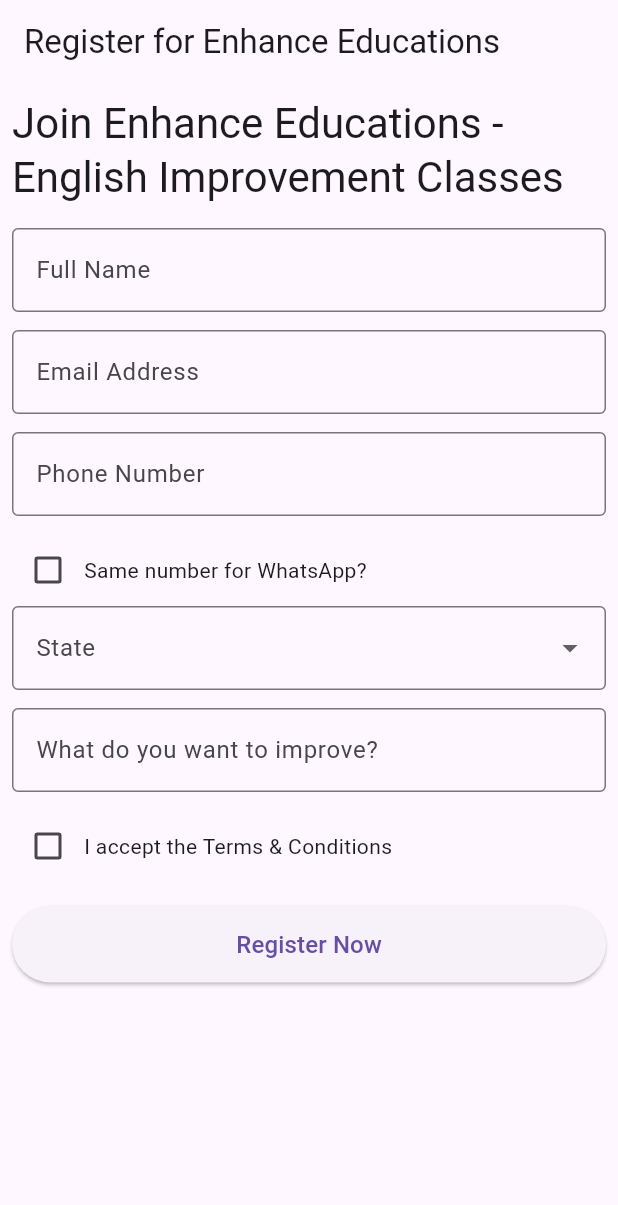
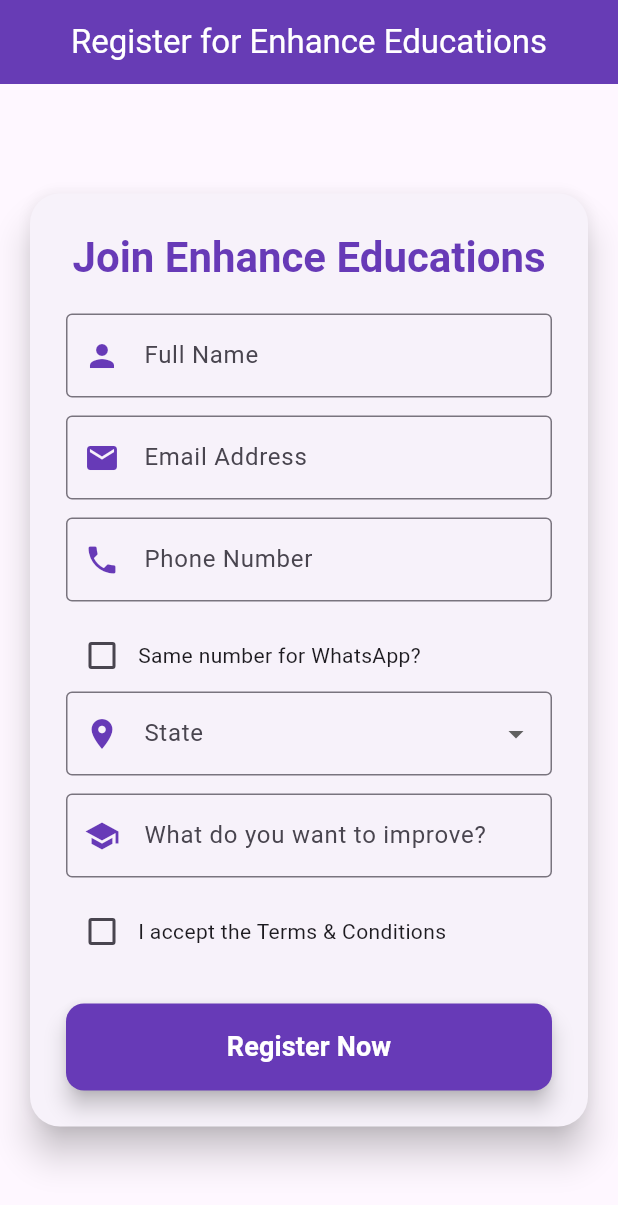
Before and after one commit to ChandraChaan/chaanova, a Flutter app: the screen it shows after launch, on a phone screen of 412 x 824 dp. Shown: the top 1205 px of the screen. Run offline on Flutter 3.47's test engine with Material 3 defaults, Android fonts, the phone set to English and light mode, and no system bars; our stand-ins replace firebase_core, firebase_messaging, flutter_local_notifications; missing offline and left inert: dart:html, dart:js; accounts and stored records are empty.

Commit message:
UI changes

```diff
--- a/lib/registration_page.dart
+++ b/lib/registration_page.dart
@@ -3,7 +3,6 @@
 import 'package:http/http.dart' as http;
 import 'dart:convert';
 import 'dart:html' as html;
-
 
 /// 🔹 **Registration Page**
 class RegistrationPage extends StatefulWidget {
@@ -20,16 +19,10 @@
   final TextEditingController nameController = TextEditingController();
   final TextEditingController emailController = TextEditingController();
   final TextEditingController phoneController = TextEditingController();
-  final TextEditingController educationController = TextEditingController();
   final TextEditingController learningGoalController = TextEditingController();
 
-  String? selectedState,
-      selectedGender,
-      preferredTiming,
-      preferredMode,
-      referralSource;
+  String? selectedState;
   bool isWhatsAppSame = false, isTermsAccepted = false;
-  DateTime? selectedDateOfBirth;
 
   final List<String> states = [
     "Andhra Pradesh",
@@ -38,60 +31,112 @@
     "Tamil Nadu",
     "Maharashtra"
   ];
-  final List<String> referralSources = [
-    "Google",
-    "YouTube",
-    "Social Media",
-    "Friend",
-    "Other"
-  ];
 
   @override
   Widget build(BuildContext context) {
     return Scaffold(
-      appBar: AppBar(title: const Text("Register for Enhance Educations")),
+      appBar: AppBar(
+        title: const Text("Register for Enhance Educations", style: TextStyle(color: Colors.white),),
+        backgroundColor: Colors.deepPurple,
+        centerTitle: true,
+        elevation: 4,
+      ),
       body: Padding(
-        padding: const EdgeInsets.all(8.0),
+        padding: const EdgeInsets.all(16.0),
+        child: Center(
+          child: Card(
+            elevation: 10,
+            shape: RoundedRectangleBorder(borderRadius: BorderRadius.circular(20)),
+            child: Padding(
+              padding: const EdgeInsets.all(24.0),
               child: SingleChildScrollView(
-          child: Form(
-            key: _formKey,
                 child: Column(
                   crossAxisAlignment: CrossAxisAlignment.start,
                   children: [
-                Text("Join Enhance Educations - English Improvement Classes",
-                    style: Theme.of(context).textTheme.headlineMedium),
-                const SizedBox(height: 16),
-                _buildTextField(nameController, "Full Name"),
-                _buildTextField(emailController, "Email Address",
-                    keyboardType: TextInputType.emailAddress),
-                _buildTextField(phoneController, "Phone Number",
-                    keyboardType: TextInputType.phone),
+                    Center(
+                      child: Text(
+                        "Join Enhance Educations",
+                        style: Theme.of(context).textTheme.headlineMedium?.copyWith(
+                          fontWeight: FontWeight.bold,
+                          color: Colors.deepPurple,
+                        ),
+                      ),
+                    ),
+                    const SizedBox(height: 20),
+                    CustomTextField(
+                      controller: nameController,
+                      label: "Full Name",
+                      icon: Icons.person,
+                    ),
+                    CustomTextField(
+                      controller: emailController,
+                      label: "Email Address",
+                      keyboardType: TextInputType.emailAddress,
+                      icon: Icons.email,
+                    ),
+                    CustomTextField(
+                      controller: phoneController,
+                      label: "Phone Number",
+                      keyboardType: TextInputType.phone,
+                      icon: Icons.phone,
+                    ),
                     Row(
                       children: [
                         Checkbox(
                             value: isWhatsAppSame,
-                        onChanged: (value) =>
-                            setState(() => isWhatsAppSame = value!)),
+                            onChanged: (value) => setState(() => isWhatsAppSame = value!)),
                         const Text("Same number for WhatsApp?"),
                       ],
                     ),
-                _buildDropdownField(
-                    "State", states, (val) => selectedState = val),
-                _buildTextField(
-                    learningGoalController, "What do you want to improve?"),
-                _buildCheckboxWithDialog(),
-                const SizedBox(height: 16),
+                    CustomDropdownField(
+                      label: "State",
+                      items: states,
+                      onChanged: (val) => setState(() => selectedState = val),
+                      icon: Icons.location_on,
+                    ),
+                    CustomTextField(
+                      controller: learningGoalController,
+                      label: "What do you want to improve?",
+                      icon: Icons.school,
+                    ),
+                    TermsCheckbox(
+                      isChecked: isTermsAccepted,
+                      onChecked: (value) => _showTermsDialog(),
+                    ),
+                    const SizedBox(height: 24),
                     SizedBox(
                       width: double.infinity,
                       child: ElevatedButton(
                         onPressed: _submitForm,
                         style: ElevatedButton.styleFrom(
-                        padding: const EdgeInsets.symmetric(vertical: 14)),
-                    child: const Text("Register Now",
-                        style: TextStyle(fontSize: 16)),
+                          padding: const EdgeInsets.symmetric(vertical: 16),
+                          backgroundColor: Colors.deepPurple,
+                          shape: RoundedRectangleBorder(borderRadius: BorderRadius.circular(12)),
+                          elevation: 6,
+                        ),
+                        child: const Text(
+                          "Register Now",
+                          style: TextStyle(
+                            fontSize: 18,
+                            fontWeight: FontWeight.bold,
+                            color: Colors.white,
                           ),
                         ),
+                      ),
+                    ),
+                    // const SizedBox(height: 20),
+                    // Center(
+                    //   child: TextButton(
+                    //     onPressed: () {},
+                    //     child: const Text(
+                    //       "Already have an account? Sign in",
+                    //       style: TextStyle(fontSize: 14, color: Colors.deepPurple),
+                    //     ),
+                    //   ),
+                    // ),
                   ],
+                ),
+              ),
             ),
           ),
         ),
@@ -99,56 +144,10 @@
     );
   }
 
-  Widget _buildTextField(TextEditingController controller, String label,
-      {TextInputType? keyboardType}) {
-    return Padding(
-      padding: const EdgeInsets.only(bottom: 12),
-      child: TextFormField(
-        controller: controller,
-        decoration:
-        InputDecoration(labelText: label, border: OutlineInputBorder()),
-        keyboardType: keyboardType,
-        validator: (value) =>
-        value == null || value.isEmpty ? "Enter $label" : null,
-      ),
-    );
-  }
-
-  Widget _buildDropdownField(
-      String label, List<String> items, ValueChanged<String?> onChanged) {
-    return Padding(
-      padding: const EdgeInsets.only(bottom: 12),
-      child: DropdownButtonFormField<String>(
-        decoration:
-        InputDecoration(labelText: label, border: OutlineInputBorder()),
-        items: items
-            .map((item) => DropdownMenuItem(value: item, child: Text(item)))
-            .toList(),
-        onChanged: (value) => setState(() => onChanged(value)),
-        validator: (value) => value == null ? "Select $label" : null,
-      ),
-    );
-  }
-
-  Widget _buildCheckboxWithDialog() {
-    return Row(
-      children: [
-        Checkbox(
-          value: isTermsAccepted,
-          onChanged: (value) => value == true
-              ? _showTermsDialog()
-              : setState(() => isTermsAccepted = value!),
-        ),
-        const Text("I accept the Terms & Conditions"),
-      ],
-    );
-  }
-
   void _showTermsDialog() {
     showDialog(
       context: context,
-      builder: (context) {
-        return AlertDialog(
+      builder: (context) => AlertDialog(
         title: const Text("Terms & Conditions"),
         content: const Text("By registering, you agree to our policies."),
         actions: [
@@ -160,8 +159,7 @@
             child: const Text("Accept"),
           ),
         ],
-        );
-      },
+      ),
     );
   }
 
@@ -204,12 +202,11 @@
 
   void _submitForm() {
     if (_formKey.currentState!.validate() && isTermsAccepted) {
-
       sendUserDetailsToEmail(
         name: nameController.text,
         email: emailController.text,
         phone: phoneController.text,
-        wPhone: isWhatsAppSame ? phoneController.text: "",
+        wPhone: isWhatsAppSame ? phoneController.text : "",
         state: selectedState ?? "",
         improve: learningGoalController.text,
         paymentId: 'Started doing payment',
@@ -221,26 +218,104 @@
         name: nameController.text,
         contact: phoneController.text,
         onSuccess: (paymentId) {
-          print("Payment Successful! ID: $paymentId");
-
           sendUserDetailsToEmail(
             name: nameController.text,
             email: emailController.text,
             phone: phoneController.text,
-            wPhone: isWhatsAppSame ? phoneController.text: "",
+            wPhone: isWhatsAppSame ? phoneController.text : "",
             state: selectedState ?? "",
             improve: learningGoalController.text,
             paymentId: paymentId,
           );
-
           html.window.location.href = "http://enhanceeducations.com/";
         },
         onFailure: (error) {
           print("Payment Failed: $error");
         },
       );
-
-
     }
   }
 }
+
+/// Custom Text Field Widget
+class CustomTextField extends StatelessWidget {
+  final TextEditingController controller;
+  final String label;
+  final TextInputType? keyboardType;
+  final IconData? icon;
+
+  const CustomTextField({
+    required this.controller,
+    required this.label,
+    this.keyboardType,
+    this.icon,
+    super.key,
+  });
+
+  @override
+  Widget build(BuildContext context) {
+    return Padding(
+      padding: const EdgeInsets.only(bottom: 12),
+      child: TextFormField(
+        controller: controller,
+        decoration: InputDecoration(
+          labelText: label,
+          border: OutlineInputBorder(),
+          prefixIcon: icon != null ? Icon(icon, color: Colors.deepPurple,) : null,
+        ),
+        keyboardType: keyboardType,
+        validator: (value) => value == null || value.isEmpty ? "Enter $label" : null,
+      ),
+    );
+  }
+}
+/// Custom Dropdown Field Widget
+class CustomDropdownField extends StatelessWidget {
+  final String label;
+  final List<String> items;
+  final ValueChanged<String?> onChanged;
+  final IconData? icon;
+
+  const CustomDropdownField({
+    required this.label,
+    required this.items,
+    required this.onChanged,
+    this.icon,
+    super.key,
+  });
+
+  @override
+  Widget build(BuildContext context) {
+    return Padding(
+      padding: const EdgeInsets.only(bottom: 12),
+      child: DropdownButtonFormField<String>(
+        decoration: InputDecoration(
+          labelText: label,
+          border: OutlineInputBorder(),
+          prefixIcon: icon != null ? Icon(icon, color: Colors.deepPurple,) : null,
+        ),
+        items: items.map((item) => DropdownMenuItem(value: item, child: Text(item))).toList(),
+        onChanged: onChanged,
+        validator: (value) => value == null ? "Select $label" : null,
+      ),
+    );
+  }
+}
+
+/// Terms Checkbox Widget
+class TermsCheckbox extends StatelessWidget {
+  final bool isChecked;
+  final ValueChanged<bool?> onChecked;
+
+  const TermsCheckbox({required this.isChecked, required this.onChecked, super.key});
+
+  @override
+  Widget build(BuildContext context) {
+    return Row(
+      children: [
+        Checkbox(value: isChecked, onChanged: onChecked),
+        const Text("I accept the Terms & Conditions"),
+      ],
+    );
+  }
+}
```
Lines whose indentation alone changed are shown as unchanged.
